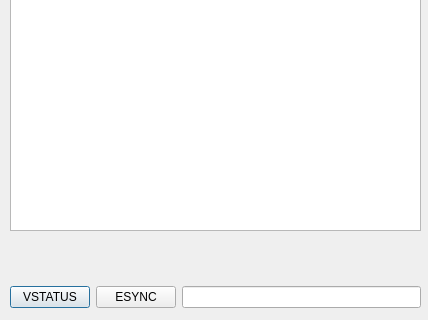
Before: the Qt Designer form src/ui_icepapcms/qt_designer_files/dialogstatusinfo.ui in MaxIV-KitsControls/app-cells-icepapcms, drawn with Qt 5; both pictures show x 0 to 428 and y 230 to 550 of the 428 by 550 pixel window.
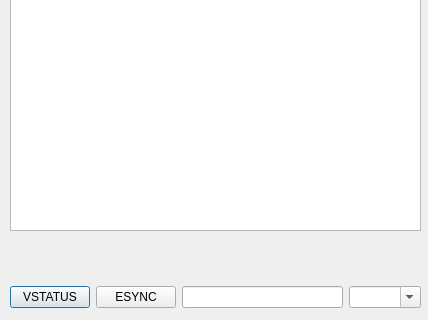
After: the same form once the commit is applied.

Diff of the .ui file:
```diff
--- a/src/ui_icepapcms/qt_designer_files/dialogstatusinfo.ui
+++ b/src/ui_icepapcms/qt_designer_files/dialogstatusinfo.ui
@@ -50,6 +50,13 @@
     <item>
      <widget class="QLineEdit" name="txt1Command"/>
     </item>
+    <item>
+     <widget class="QComboBox" name="cbAllDrivers">
+      <property name="editable">
+       <bool>true</bool>
+      </property>
+     </widget>
+    </item>
    </layout>
   </widget>
  </widget>
```
